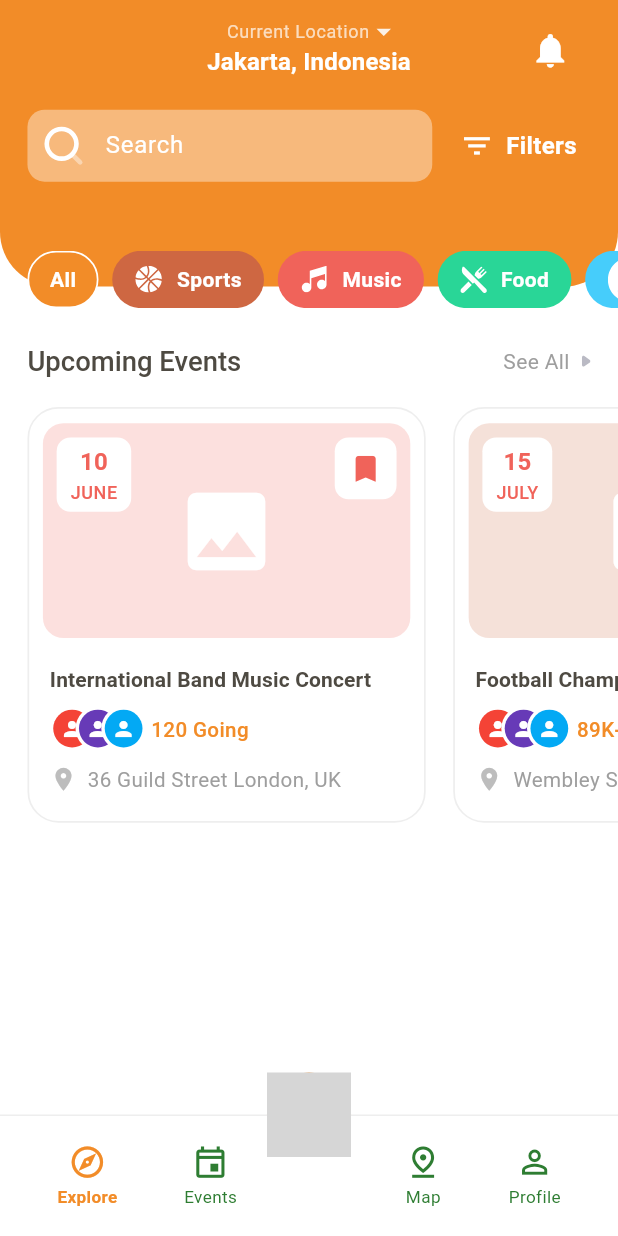
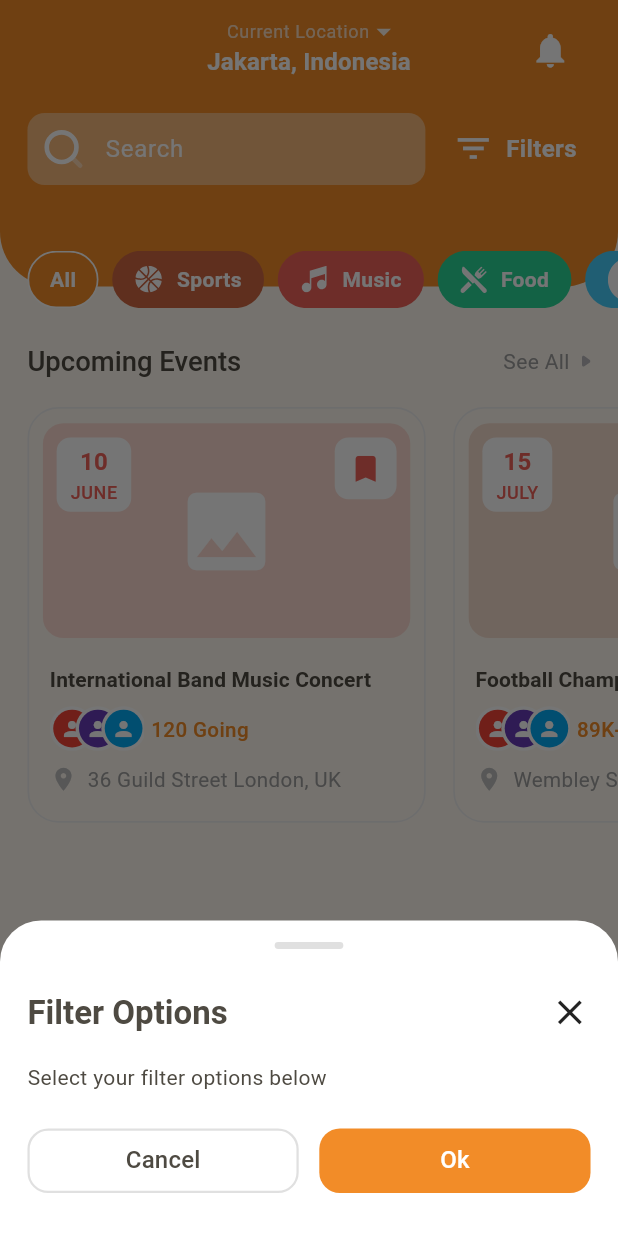
Before and after one commit to srgjo27/event_booking, a Flutter app: the MainView screen opened by its route, after a tap on "Filters", on a phone screen of 412 x 824 dp. Run offline on Flutter 3.47's test engine with Material 3 defaults, Android fonts, the phone set to English and light mode, and no system bars; our stand-ins replace flutter_screenutil, flutter_svg, pinput, stacked, stacked_services, stacked_shared; grey boxes are pictures that could not be loaded.

Commit message:
fix: solve focus node search and filter in home page

```diff
--- a/lib/ui/bottom_sheets/base/base_sheet.dart
+++ b/lib/ui/bottom_sheets/base/base_sheet.dart
@@ -1,5 +1,6 @@
 import 'package:flutter/material.dart';
-import 'package:event_booking/ui/common/ui_helpers.dart';
+import 'package:flutter_screenutil/flutter_screenutil.dart';
+import 'package:event_booking/ui/common/app_colors.dart';
 import 'package:stacked/stacked.dart';
 import 'package:stacked_services/stacked_services.dart';
 
@@ -8,6 +9,7 @@ import 'base_sheet_model.dart';
 class BaseSheet extends StackedView<BaseSheetModel> {
   final Function(SheetResponse response)? completer;
   final SheetRequest request;
+
   const BaseSheet({
     Key? key,
     required this.completer,
@@ -21,34 +23,165 @@ class BaseSheet extends StackedView<BaseSheetModel> {
     Widget? child,
   ) {
     return Container(
-      padding: const EdgeInsets.symmetric(horizontal: 20, vertical: 15),
-      decoration: const BoxDecoration(
-        color: Colors.white,
-        borderRadius: BorderRadius.only(
-          topLeft: Radius.circular(10),
-          topRight: Radius.circular(10),
-        ),
-      ),
+      width: double.infinity,
+      decoration: _buildContainerDecoration(),
       child: Column(
         crossAxisAlignment: CrossAxisAlignment.start,
         mainAxisSize: MainAxisSize.min,
         children: [
-          Text(
-            request.title ?? 'Hello Stacked Sheet!!',
-            style: const TextStyle(fontSize: 25, fontWeight: FontWeight.w900),
+          _buildHandleBar(),
+          Padding(
+            padding: EdgeInsets.symmetric(horizontal: 16.w, vertical: 24.h),
+            child: Column(
+              crossAxisAlignment: CrossAxisAlignment.start,
+              children: [
+                _buildHeader(context),
+                SizedBox(height: 16.h),
+                _buildDescription(context),
+                SizedBox(height: 20.h),
+                _buildActionButtons(context),
+              ],
+            ),
           ),
-          if (request.description != null) ...[
-            verticalSpaceTiny,
-            Text(
-              request.description!,
-              style: TextStyle(fontSize: 14, color: Colors.grey[400]),
-              maxLines: 3,
-              softWrap: true,
-            ),
-          ],
-          verticalSpaceLarge,
         ],
       ),
+    );
+  }
+
+  BoxDecoration _buildContainerDecoration() {
+    return BoxDecoration(
+      color: Colors.white,
+      borderRadius: BorderRadius.only(
+        topLeft: Radius.circular(24.r),
+        topRight: Radius.circular(24.r),
+      ),
+    );
+  }
+
+  Widget _buildHandleBar() {
+    return Center(
+      child: Container(
+        margin: EdgeInsets.only(top: 12.h),
+        width: 40.w,
+        height: 4.h,
+        decoration: BoxDecoration(
+          color: Colors.grey[300],
+          borderRadius: BorderRadius.circular(2.r),
+        ),
+      ),
+    );
+  }
+
+  Widget _buildHeader(BuildContext context) {
+    return Row(
+      children: [
+        Expanded(
+          child: Text(
+            request.title ?? '',
+            style: Theme.of(context).textTheme.titleLarge?.copyWith(
+                  fontWeight: FontWeight.bold,
+                ),
+          ),
+        ),
+        _buildCloseButton(),
+      ],
+    );
+  }
+
+  Widget _buildCloseButton() {
+    return Builder(
+      builder: (BuildContext context) {
+        return GestureDetector(
+          onTap: () => completer?.call(SheetResponse(confirmed: false)),
+          child: Icon(Icons.close, size: 24.w),
+        );
+      },
+    );
+  }
+
+  Widget _buildDescription(BuildContext context) {
+    return Text(
+      request.description ?? '',
+      style: Theme.of(context).textTheme.bodyMedium,
+    );
+  }
+
+  Widget _buildActionButtons(BuildContext context) {
+    return Row(
+      children: [
+        if (request.secondaryButtonTitle != null) ...[
+          Expanded(
+            child: _buildSecondaryButton(context),
+          ),
+          SizedBox(width: 12.w),
+        ],
+        Expanded(
+          child: _buildPrimaryButton(context),
+        ),
+      ],
+    );
+  }
+
+  Widget _buildSecondaryButton(BuildContext context) {
+    return _buildButton(
+      context: context,
+      text: request.secondaryButtonTitle!,
+      onPressed: () => completer?.call(SheetResponse(confirmed: false)),
+      isSecondary: true,
+    );
+  }
+
+  Widget _buildPrimaryButton(BuildContext context) {
+    return _buildButton(
+      context: context,
+      text: request.mainButtonTitle ?? 'Apply',
+      onPressed: () => completer?.call(SheetResponse(confirmed: true)),
+      isSecondary: false,
+    );
+  }
+
+  Widget _buildButton({
+    required BuildContext context,
+    required String text,
+    required VoidCallback onPressed,
+    required bool isSecondary,
+  }) {
+    return SizedBox(
+      height: 36.h,
+      child: isSecondary
+          ? OutlinedButton(
+              onPressed: onPressed,
+              style: OutlinedButton.styleFrom(
+                side: BorderSide(
+                  color: Colors.grey.shade300,
+                  width: 1.5,
+                ),
+                shape: RoundedRectangleBorder(
+                  borderRadius: BorderRadius.circular(12.r),
+                ),
+              ),
+              child: Text(
+                text,
+                style: Theme.of(context).textTheme.titleMedium,
+              ),
+            )
+          : ElevatedButton(
+              onPressed: onPressed,
+              style: ElevatedButton.styleFrom(
+                backgroundColor: AppColors.primary,
+                foregroundColor: Colors.white,
+                elevation: 0,
+                shape: RoundedRectangleBorder(
+                  borderRadius: BorderRadius.circular(12.r),
+                ),
+              ),
+              child: Text(
+                text,
+                style: Theme.of(context).textTheme.titleMedium?.copyWith(
+                      color: Colors.white,
+                    ),
+              ),
+            ),
     );
   }
 
--- a/lib/ui/common/custom_text_field.dart
+++ b/lib/ui/common/custom_text_field.dart
@@ -24,6 +24,7 @@ class CustomTextField extends StatelessWidget {
   @override
   Widget build(BuildContext context) {
     return TextField(
+      onTapOutside: (event) => FocusScope.of(context).unfocus(),
       controller: controller,
       keyboardType: keyboardType,
       obscureText: obscureText,
--- a/lib/ui/views/home/home_view.dart
+++ b/lib/ui/views/home/home_view.dart
@@ -14,10 +14,9 @@ class HomeView extends StackedView<HomeViewModel> {
     HomeViewModel viewModel,
     Widget? child,
   ) {
-    return GestureDetector(
-      onTap: () => FocusScope.of(context).unfocus(),
-      behavior: HitTestBehavior.translucent,
-      child: Stack(
+    return Scaffold(
+      resizeToAvoidBottomInset: false,
+      body: Stack(
         children: [
           Column(
             children: [
--- a/lib/ui/views/home/home_viewmodel.dart
+++ b/lib/ui/views/home/home_viewmodel.dart
@@ -1,13 +1,21 @@
+import 'package:event_booking/app/app.locator.dart';
+import 'package:event_booking/app/app.bottomsheets.dart';
 import 'package:event_booking/ui/common/app_colors.dart';
 import 'package:event_booking/ui/common/app_icons.dart';
 import 'package:event_booking/models/models.dart';
 import 'package:flutter/material.dart';
 import 'package:stacked/stacked.dart';
+import 'package:stacked_services/stacked_services.dart';
 
 class HomeViewModel extends BaseViewModel {
-  // final BottomSheetService _bottomSheetService = locator<BottomSheetService>();
+  final BottomSheetService _bottomSheetService = locator<BottomSheetService>();
 
   final searchController = TextEditingController();
+  late final FocusNode searchFocusNode;
+
+  HomeViewModel() {
+    searchFocusNode = FocusNode();
+  }
 
   int _selectedIndex = 0;
   int get selectedIndex => _selectedIndex;
@@ -174,9 +182,21 @@ class HomeViewModel extends BaseViewModel {
     return '$count Going';
   }
 
+  Future<void> showFilterOptions() async {
+    await _bottomSheetService.showCustomSheet(
+      variant: BottomSheetType.base,
+      isScrollControlled: true,
+      title: 'Filter Options',
+      description: 'Select your filter options below',
+      mainButtonTitle: 'Ok',
+      secondaryButtonTitle: 'Cancel',
+    );
+  }
+
   @override
   void dispose() {
     searchController.dispose();
+    searchFocusNode.dispose();
     super.dispose();
   }
 }
--- a/lib/ui/views/home/widgets/home_body_widget.dart
+++ b/lib/ui/views/home/widgets/home_body_widget.dart
@@ -5,7 +5,6 @@ import 'package:event_booking/ui/common/app_icons.dart';
 import 'home_event_card_widget.dart';
 import '../home_viewmodel.dart';
 
-/// Body widget containing the main content of the home view
 class HomeBodyWidget extends StatelessWidget {
   final HomeViewModel viewModel;
 
--- a/lib/ui/views/home/widgets/home_header_widget.dart
+++ b/lib/ui/views/home/widgets/home_header_widget.dart
@@ -98,6 +98,11 @@ class HomeHeaderWidget extends StatelessWidget {
       children: [
         Expanded(
           child: TextField(
+            controller: viewModel.searchController,
+            focusNode: viewModel.searchFocusNode,
+            onTapOutside: (event) {
+              viewModel.searchFocusNode.unfocus();
+            },
             decoration: InputDecoration(
               hintText: 'Search',
               hintStyle: const TextStyle(color: Colors.white),
@@ -122,8 +127,10 @@ class HomeHeaderWidget extends StatelessWidget {
         ),
         SizedBox(width: 8.w),
         ElevatedButton.icon(
-          onPressed: () {},
-          icon: Icon(Icons.filter_list, size: 20.w),
+          onPressed: () async {
+            viewModel.showFilterOptions();
+          },
+          icon: Icon(Icons.filter_list, size: 24.w),
           label: Text(
             'Filters',
             style: Theme.of(context).textTheme.bodyMedium?.copyWith(
--- a/lib/ui/views/login/login_view.dart
+++ b/lib/ui/views/login/login_view.dart
@@ -22,9 +22,6 @@ class LoginView extends StackedView<LoginViewModel> {
   ) {
     return Scaffold(
       body: SafeArea(
-        child: GestureDetector(
-          behavior: HitTestBehavior.translucent,
-          onTap: () => FocusScope.of(context).unfocus(),
         child: SingleChildScrollView(
           child: Container(
             padding: EdgeInsets.symmetric(horizontal: 16.w, vertical: 28.h),
@@ -134,7 +131,6 @@ class LoginView extends StackedView<LoginViewModel> {
           ),
         ),
       ),
-      ),
     );
   }
 
--- a/lib/ui/views/main/main_view.dart
+++ b/lib/ui/views/main/main_view.dart
@@ -15,7 +15,6 @@ class MainView extends StackedView<MainViewModel> {
   @override
   Widget builder(BuildContext context, MainViewModel viewModel, Widget? child) {
     return Scaffold(
-      backgroundColor: Colors.white,
       resizeToAvoidBottomInset: false,
       body: PageView(
         controller: viewModel.pageController,
--- a/lib/ui/views/register/register_view.dart
+++ b/lib/ui/views/register/register_view.dart
@@ -27,9 +27,6 @@ class RegisterView extends StackedView<RegisterViewModel> {
         ),
       ),
       body: SafeArea(
-        child: GestureDetector(
-          behavior: HitTestBehavior.translucent,
-          onTap: () => FocusScope.of(context).unfocus(),
         child: SingleChildScrollView(
           padding: EdgeInsets.fromLTRB(16.w, 12.h, 16.w, 0),
           child: Column(
@@ -131,7 +128,6 @@ class RegisterView extends StackedView<RegisterViewModel> {
           ),
         ),
       ),
-      ),
     );
   }
 
--- a/lib/ui/views/verfication/verfication_view.dart
+++ b/lib/ui/views/verfication/verfication_view.dart
@@ -38,10 +38,7 @@ class VerficationView extends StackedView<VerficationViewModel> {
           onPressed: () => Navigator.of(context).pop(),
         ),
       ),
-      body: GestureDetector(
-        onTap: () => FocusScope.of(context).unfocus(),
-        behavior: HitTestBehavior.translucent,
-        child: Padding(
+      body: Padding(
         padding: EdgeInsets.fromLTRB(16.w, 12.h, 16.w, 0),
         child: Column(
           crossAxisAlignment: CrossAxisAlignment.start,
@@ -67,7 +64,7 @@ class VerficationView extends StackedView<VerficationViewModel> {
               child: Pinput(
                 length: 4,
                 controller: viewModel.pinController,
-                  focusNode: viewModel.focusNode,
+                onTapOutside: (event) => FocusScope.of(context).unfocus(),
                 defaultPinTheme: defaultPinTheme,
                 separatorBuilder: (index) => SizedBox(width: 16.w),
                 showCursor: true,
@@ -114,7 +111,6 @@ class VerficationView extends StackedView<VerficationViewModel> {
           ],
         ),
       ),
-      ),
     );
   }
 
--- a/lib/ui/views/verfication/verfication_viewmodel.dart
+++ b/lib/ui/views/verfication/verfication_viewmodel.dart
@@ -8,7 +8,6 @@ import 'package:stacked_services/stacked_services.dart';
 class VerficationViewModel extends BaseViewModel {
   final _navigationService = locator<NavigationService>();
   final pinController = TextEditingController();
-  final focusNode = FocusNode();
 
   Timer? _timer;
   int _start = 30;
@@ -18,7 +17,6 @@ class VerficationViewModel extends BaseViewModel {
 
   void initialise() {
     startTimer();
-    focusNode.requestFocus();
   }
 
   void startTimer() {
@@ -54,7 +52,6 @@ class VerficationViewModel extends BaseViewModel {
   void dispose() {
     _timer?.cancel();
     pinController.dispose();
-    focusNode.dispose();
     super.dispose();
   }
 }
```
Lines whose indentation alone changed are shown as unchanged.
